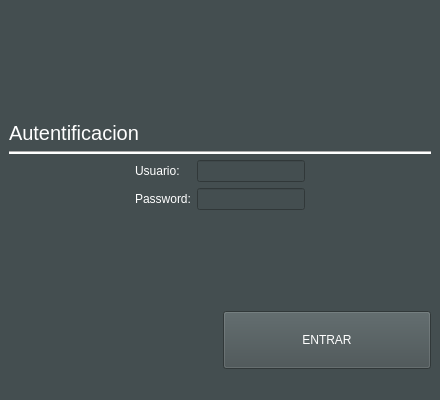
The window that LoginWindow.ui (SoftTechMX/sistema-imagis) describes before a commit, drawn with Qt 5.
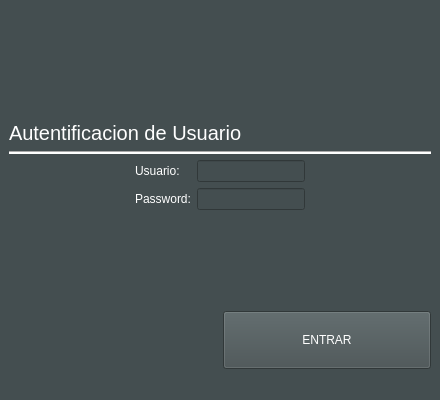
The same window after the commit. Icons and pictures are not drawn.

Commit message: Cambio de estilos en la ventana login

Diff of the .ui file:
```diff
--- a/LoginWindow.ui
+++ b/LoginWindow.ui
@@ -101,7 +101,7 @@
        <string notr="true">color: white;</string>
       </property>
       <property name="text">
-       <string>Autentificacion</string>
+       <string>Autentificacion de Usuario</string>
       </property>
       <property name="alignment">
        <set>Qt::AlignLeading|Qt::AlignLeft|Qt::AlignVCenter</set>
```
